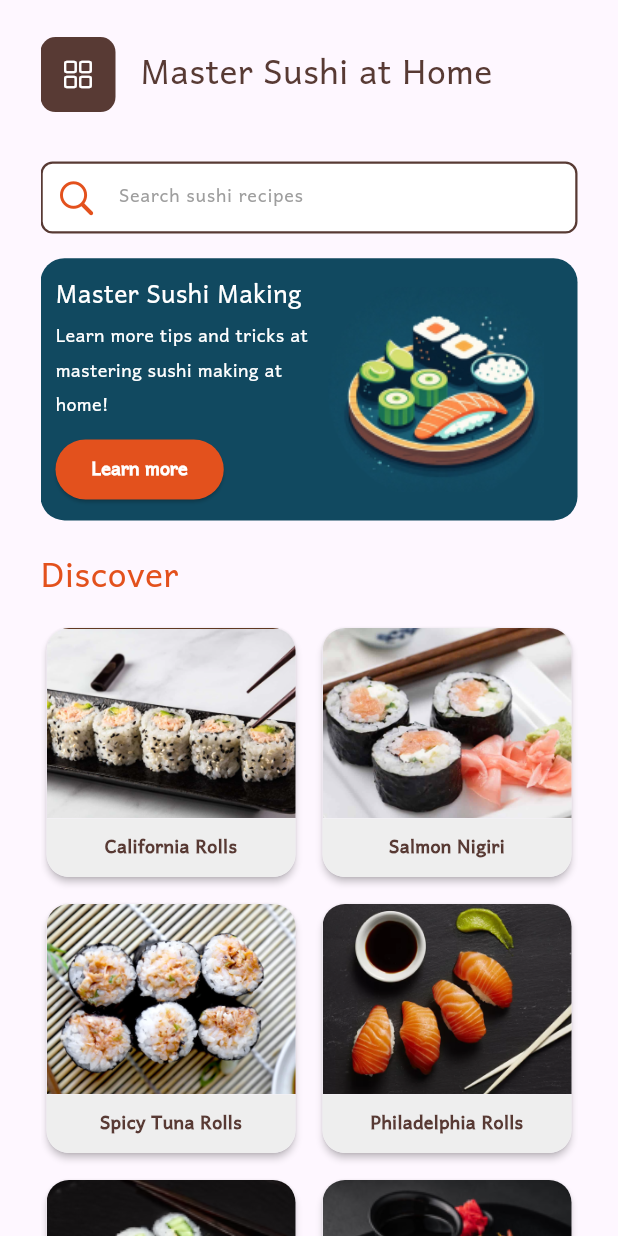
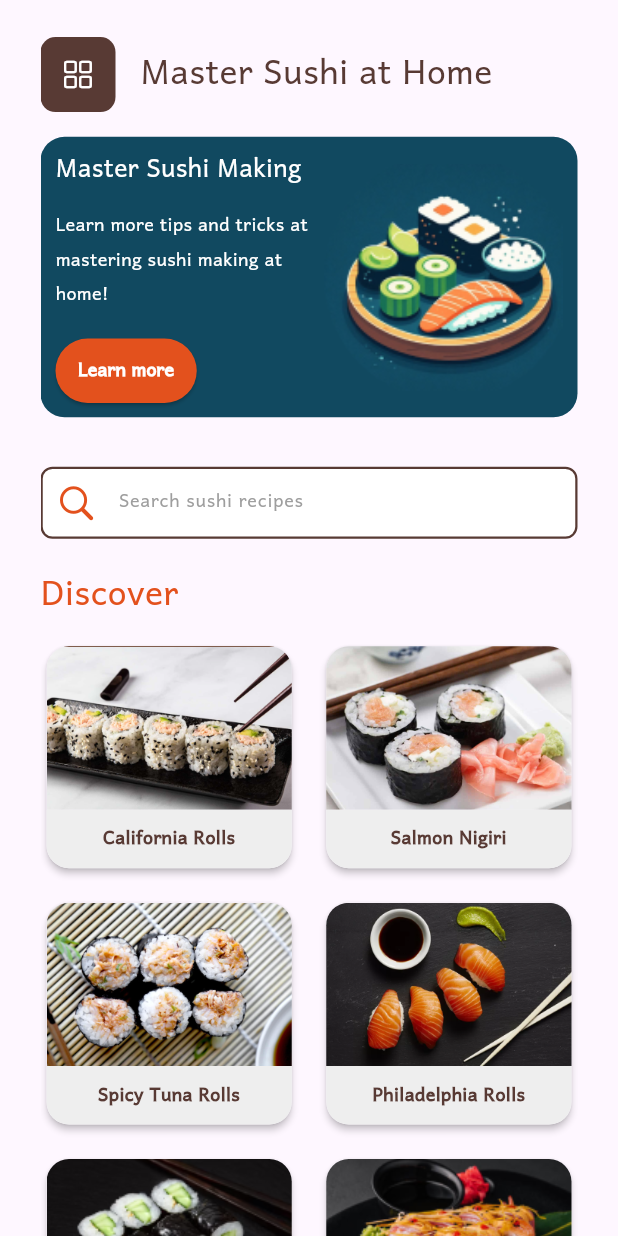
Before and after one commit to patt2005/sushi-shukan-app, a Flutter app: the HomeScreen screen opened directly, on a phone screen of 412 x 824 dp. Run offline on Flutter 3.47's test engine with Material 3 defaults, Android fonts, the phone set to English and light mode, and no system bars; our stand-ins replace in_app_review.

Commit message:
ipad look fix

```diff
--- a/lib/screens/home_screen.dart
+++ b/lib/screens/home_screen.dart
@@ -54,6 +54,8 @@
 
   @override
   Widget build(BuildContext context) {
+    final isLargeScreen = MediaQuery.of(context).size.width > 768;
+
     return GestureDetector(
       onTap: () => _dismissKeyboard(context),
       child: Scaffold(
@@ -195,7 +197,7 @@
               child: Column(
                 crossAxisAlignment: CrossAxisAlignment.start,
                 children: [
-                  SizedBox(height: screenSize.height * 0.03),
+                  SizedBox(height: MediaQuery.of(context).size.height * 0.03),
                   Row(
                     children: [
                       GestureDetector(
@@ -214,18 +216,122 @@
                           ),
                         ),
                       ),
-                      SizedBox(width: screenSize.width * 0.04),
-                      Text(
-                        "Master Sushi at Home",
-                        style: TextStyle(
-                          color: kPrimaryColor,
-                          fontWeight: FontWeight.w400,
-                          fontSize: 30,
+                      SizedBox(width: MediaQuery.of(context).size.width * 0.04),
+                      Expanded(
+                        child: Text(
+                          "Master Sushi at Home",
+                          style: TextStyle(
+                            color: kPrimaryColor,
+                            fontWeight: FontWeight.w400,
+                            fontSize: isLargeScreen ? 36 : 30,
+                          ),
                         ),
                       ),
                     ],
                   ),
-                  SizedBox(height: screenSize.height * 0.04),
+                  SizedBox(height: screenSize.height * 0.02),
+                  Container(
+                    padding: EdgeInsets.symmetric(
+                      horizontal:
+                          MediaQuery.of(context).size.width > 768 ? 20 : 10,
+                      vertical:
+                          MediaQuery.of(context).size.width > 768 ? 15 : 7,
+                    ),
+                    decoration: BoxDecoration(
+                      borderRadius: BorderRadius.circular(16),
+                      color: const Color(0xFF114960),
+                    ),
+                    child: Row(
+                      crossAxisAlignment: CrossAxisAlignment.center,
+                      children: [
+                        Expanded(
+                          flex: MediaQuery.of(context).size.width > 768 ? 2 : 1,
+                          child: Column(
+                            mainAxisAlignment: MainAxisAlignment.start,
+                            crossAxisAlignment: CrossAxisAlignment.start,
+                            children: [
+                              Text(
+                                "Master Sushi Making",
+                                style: TextStyle(
+                                  color: Colors.white,
+                                  fontWeight: FontWeight.w400,
+                                  fontSize:
+                                      MediaQuery.of(context).size.width > 768
+                                          ? 28
+                                          : 22,
+                                ),
+                              ),
+                              const SizedBox(height: 10),
+                              Text(
+                                "Learn more tips and tricks at mastering sushi making at home!",
+                                style: TextStyle(
+                                  fontWeight: FontWeight.w500,
+                                  fontSize:
+                                      MediaQuery.of(context).size.width > 768
+                                          ? 18
+                                          : 16,
+                                  color: Colors.white,
+                                ),
+                              ),
+                              const SizedBox(height: 15),
+                              ElevatedButton(
+                                style: ButtonStyle(
+                                  backgroundColor:
+                                      WidgetStatePropertyAll(kSecondaryColor),
+                                  padding: WidgetStateProperty.all(
+                                    EdgeInsets.symmetric(
+                                      vertical:
+                                          MediaQuery.of(context).size.width >
+                                                  768
+                                              ? 15
+                                              : 10,
+                                      horizontal:
+                                          MediaQuery.of(context).size.width >
+                                                  768
+                                              ? 20
+                                              : 15,
+                                    ),
+                                  ),
+                                ),
+                                onPressed: () async {
+                                  await launchUrl(
+                                    Uri.parse(
+                                        "https://schoolofwok.co.uk/blog/show/how-to-master-making-sushi"),
+                                  );
+                                },
+                                child: Text(
+                                  "Learn more",
+                                  style: TextStyle(
+                                    color: Colors.white,
+                                    fontSize:
+                                        MediaQuery.of(context).size.width > 768
+                                            ? 18
+                                            : 16,
+                                    fontWeight: FontWeight.w600,
+                                  ),
+                                ),
+                              ),
+                            ],
+                          ),
+                        ),
+                        Expanded(
+                          flex: 1,
+                          child: Padding(
+                            padding: EdgeInsets.only(
+                              left: MediaQuery.of(context).size.width > 768
+                                  ? 20
+                                  : 10,
+                            ),
+                            child: Image.asset(
+                              "assets/images/sushi.png",
+                              fit: BoxFit.contain,
+                            ),
+                          ),
+                        ),
+                      ],
+                    ),
+                  ),
+                  SizedBox(height: MediaQuery.of(context).size.height * 0.04),
                   TextField(
                     controller: _searchController,
                     decoration: InputDecoration(
@@ -259,89 +365,25 @@
                       ),
                     ),
                   ),
-                  SizedBox(height: screenSize.height * 0.02),
-                  Container(
-                    padding:
-                        const EdgeInsets.symmetric(horizontal: 10, vertical: 7),
-                    decoration: BoxDecoration(
-                      borderRadius: BorderRadius.circular(16),
-                      color: const Color(0xFF114960),
-                    ),
-                    child: Row(
-                      children: [
-                        Expanded(
-                          child: Column(
-                            mainAxisAlignment: MainAxisAlignment.start,
-                            crossAxisAlignment: CrossAxisAlignment.start,
-                            children: [
-                              const Text(
-                                "Master Sushi Making",
-                                style: TextStyle(
-                                  color: Colors.white,
-                                  fontWeight: FontWeight.w400,
-                                  fontSize: 22,
-                                ),
-                              ),
-                              const Text(
-                                "Learn more tips and tricks at mastering sushi making at home!",
-                                style: TextStyle(
-                                  fontWeight: FontWeight.w500,
-                                  fontSize: 16,
-                                  color: Colors.white,
-                                ),
-                              ),
-                              const SizedBox(height: 7),
-                              ElevatedButton(
-                                style: ButtonStyle(
-                                  backgroundColor:
-                                      WidgetStatePropertyAll(kSecondaryColor),
-                                ),
-                                onPressed: () async {
-                                  await launchUrl(
-                                    Uri.parse(
-                                        "https://schoolofwok.co.uk/blog/show/how-to-master-making-sushi"),
-                                  );
-                                },
-                                child: const Text(
-                                  "Learn more",
-                                  style: TextStyle(
-                                    color: Colors.white,
-                                    fontSize: 16,
-                                    fontWeight: FontWeight.w600,
-                                  ),
-                                ),
-                              ),
-                            ],
-                          ),
-                        ),
-                        Expanded(
-                          child: Image.asset(
-                            "assets/images/sushi.png",
-                          ),
-                        ),
-                      ],
-                    ),
-                  ),
-                  SizedBox(height: screenSize.height * 0.02),
+                  SizedBox(height: MediaQuery.of(context).size.height * 0.02),
                   Text(
                     "Discover",
                     style: TextStyle(
                         fontWeight: FontWeight.w400,
-                        fontSize: 30,
+                        fontSize: isLargeScreen ? 34 : 30,
                         color: kSecondaryColor),
                   ),
-                  SizedBox(height: screenSize.height * 0.01),
+                  SizedBox(height: MediaQuery.of(context).size.height * 0.01),
                   GridView.builder(
                     physics: const NeverScrollableScrollPhysics(),
                     shrinkWrap: true,
-                    gridDelegate:
-                        const SliverGridDelegateWithFixedCrossAxisCount(
-                      crossAxisCount: 2,
-                      crossAxisSpacing: 10,
-                      mainAxisSpacing: 10,
-                      childAspectRatio: 1,
+                    gridDelegate: SliverGridDelegateWithFixedCrossAxisCount(
+                      crossAxisCount: isLargeScreen ? 3 : 2,
+                      crossAxisSpacing: 15,
+                      mainAxisSpacing: 15,
+                      childAspectRatio: 1.1,
                     ),
-                    itemCount: filteredSushiItems.length, // Use filtered list
+                    itemCount: filteredSushiItems.length,
                     itemBuilder: (context, index) {
                       return GestureDetector(
                         onTap: () async {
```
